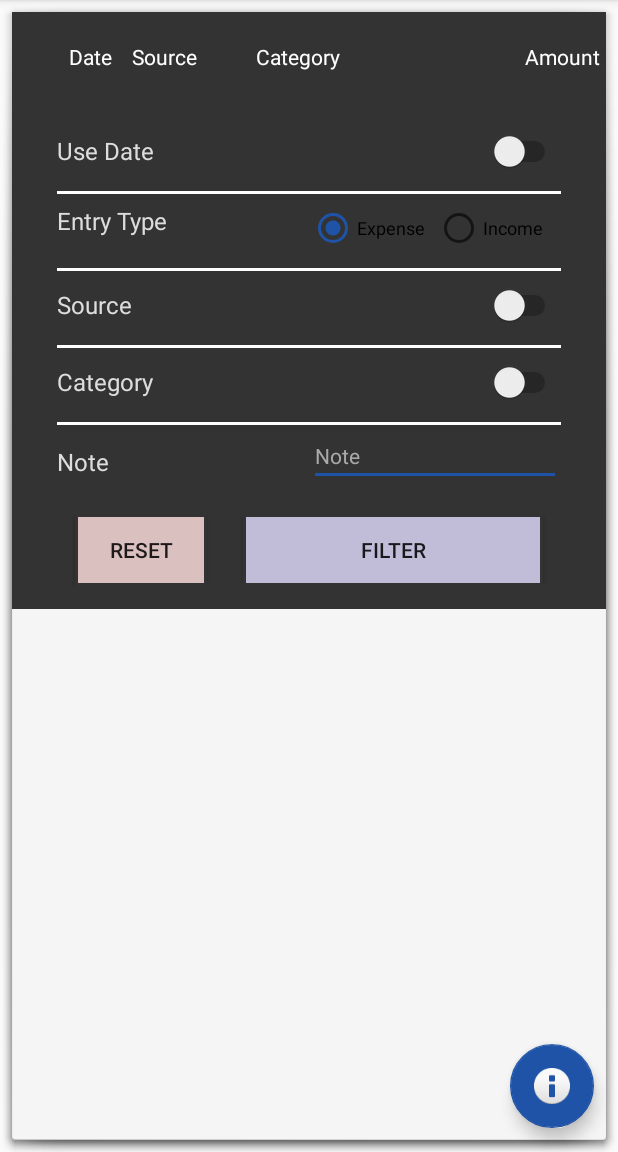
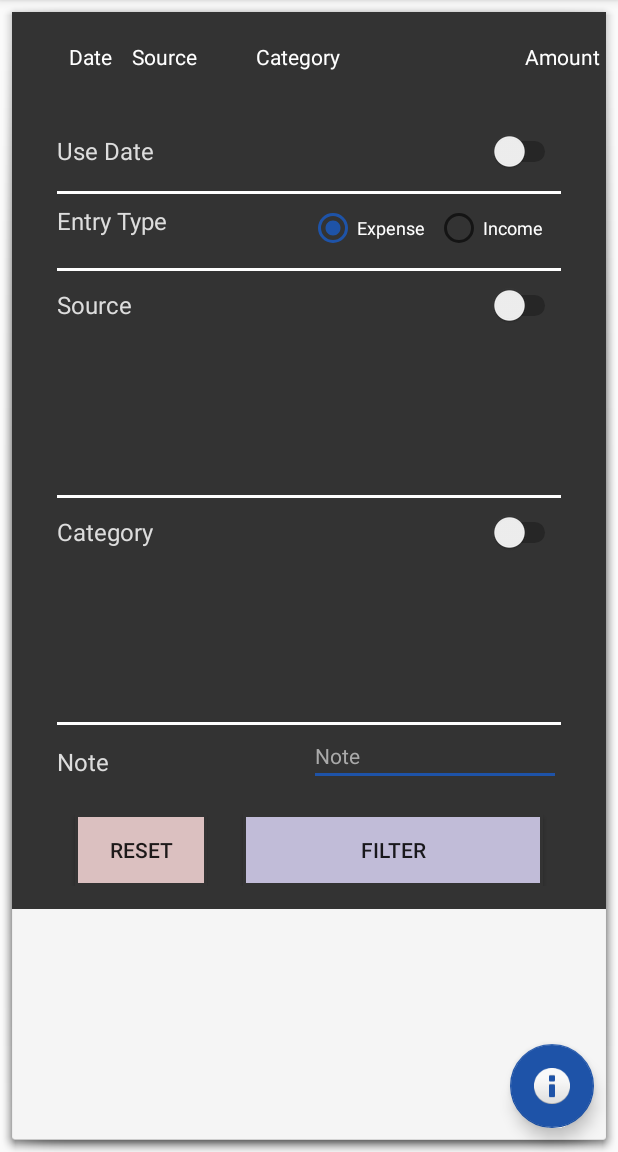
Before and after one commit to Quazzol/BudgettApp, an Android app: the BudgettReportActivity screen opened directly, with no data from a screen before it, on a phone screen of 412 x 824 dp, the part 84-1236 px from its top. Run offline under Robolectric (Android 15) with nearby library versions, the phone set to English and light mode, and no system bars; 1 statement that could not run was skipped.

Commit message:
Filter GridView

```diff
--- a/app/src/main/java/com/okanerkan/budgettapp/BudgettReportActivity.java
+++ b/app/src/main/java/com/okanerkan/budgettapp/BudgettReportActivity.java
@@ -6,10 +6,15 @@ import android.view.View;
 import android.support.v7.app.AppCompatActivity;
 import android.view.animation.Animation;
 import android.view.animation.AnimationUtils;
+import android.widget.GridView;
 import android.widget.LinearLayout;
 import android.widget.ListView;
 
+import com.okanerkan.dll.GridItem;
+import com.okanerkan.dll.GridViewAdapter;
 import com.okanerkan.dll.ReportViewAdapter;
+
+import java.util.ArrayList;
 
 public class BudgettReportActivity extends AppCompatActivity
 {
@@ -29,6 +34,7 @@ public class BudgettReportActivity extends AppCompatActivity
         this.InitializeProperties();
         this.CreateFloatingButton();
         this.BindData();
+        this.CreateFilterControls();
     }
 
     //endregion
@@ -62,6 +68,17 @@ public class BudgettReportActivity extends AppCompatActivity
     {
         ReportViewAdapter reportAdapter = new ReportViewAdapter(this);
         this.mReportView.setAdapter(reportAdapter.Load(null));
+    }
+
+    private void CreateFilterControls()
+    {
+        GridView gridViewSource = (GridView) findViewById(R.id.GridViewSource);
+        GridViewAdapter sourceAdapter = new GridViewAdapter(this, new ArrayList<GridItem>());
+        gridViewSource.setAdapter(sourceAdapter);
+
+        GridView gridViewCategory = (GridView) findViewById(R.id.GridViewCategory);
+        GridViewAdapter categoryAdapter = new GridViewAdapter(this, new ArrayList<GridItem>());
+        gridViewCategory.setAdapter(categoryAdapter);
     }
 
     //endregion
--- /dev/null
+++ b/app/src/main/java/com/okanerkan/dll/GridViewAdapter.java
@@ -0,0 +1,66 @@
+package com.okanerkan.dll;
+
+import android.content.Context;
+import android.view.LayoutInflater;
+import android.view.View;
+import android.view.ViewGroup;
+import android.widget.BaseAdapter;
+import android.widget.CheckBox;
+
+import com.okanerkan.budgettapp.R;
+
+import java.util.ArrayList;
+
+/**
+ * Created by Quazzol on 9.11.2017.
+ */
+
+public class GridViewAdapter extends BaseAdapter
+{
+    private Context mContext;
+    private ArrayList<GridItem> mList;
+
+    public GridViewAdapter(Context _context, ArrayList<GridItem> _list)
+    {
+        super();
+        this.mContext = _context;
+        this.mList = _list;
+    }
+
+    @Override
+    public int getCount()
+    {
+        return this.mList.size();
+    }
+
+    @Override
+    public Object getItem(int i)
+    {
+        return this.mList.get(i);
+    }
+
+    @Override
+    public long getItemId(int i)
+    {
+        return i;
+    }
+
+    @Override
+    public View getView(int position, View convertView, ViewGroup parent)
+    {
+        final GridItem item = this.mList.get(position);
+
+        if (convertView == null)
+        {
+            final LayoutInflater layoutInflater = LayoutInflater.from(this.mContext);
+            convertView = layoutInflater.inflate(R.layout.gridview_cell, null);
+        }
+
+        final CheckBox checkBox = (CheckBox) convertView.findViewById(R.id.chkBoxGridCell);
+        checkBox.setText(item.getCheckBoxText());
+        checkBox.setChecked(item.getIsChecked());
+
+        return convertView;
+    }
+
+}
--- a/app/src/main/java/com/okanerkan/dll/ReportViewAdapter.java
+++ b/app/src/main/java/com/okanerkan/dll/ReportViewAdapter.java
@@ -6,7 +6,6 @@ import android.support.design.widget.Snackbar;
 import android.view.LayoutInflater;
 import android.view.View;
 import android.view.ViewGroup;
-import android.widget.ArrayAdapter;
 import android.widget.BaseAdapter;
 import android.widget.ImageView;
 import android.widget.TextView;
@@ -92,7 +91,7 @@ public class ReportViewAdapter extends BaseAdapter implements View.OnClickListen
         {
             viewHolder = new ReportViewAdapter.ViewHolder();
             LayoutInflater inflater = LayoutInflater.from(this.mContext);
-            convertView = inflater.inflate(R.layout.gridrow_budgettitem, parent, false);
+            convertView = inflater.inflate(R.layout.listview_item, parent, false);
 
             viewHolder.mEntryTypeImageView = (ImageView) convertView.findViewById(R.id.imgEntryType);
             viewHolder.mEntryDateTextView = (TextView) convertView.findViewById(R.id.txtEntryDate);
--- a/app/src/main/res/layout/filter_control_view.xml
+++ b/app/src/main/res/layout/filter_control_view.xml
@@ -137,7 +137,8 @@
                             android:layout_weight="1"
                             android:checked="true"
                             android:text="@string/Expense"
-                            android:textSize="12sp" />
+                            android:textSize="12sp"
+                            android:textColor="#fff" />
 
                         <RadioButton
                             android:id="@+id/rbtnIncome"
@@ -145,7 +146,8 @@
                             android:layout_height="wrap_content"
                             android:layout_weight="1"
                             android:text="@string/Income"
-                            android:textSize="12sp" />
+                            android:textSize="12sp"
+                            android:textColor="#fff" />
 
                     </RadioGroup>
 
@@ -184,10 +186,16 @@
                 <LinearLayout
                     android:id="@+id/LinearLayoutSourceArea"
                     android:layout_width="match_parent"
-                    android:layout_height="wrap_content"
+                    android:layout_height="100dp"
                     android:orientation="vertical"
-                    android:visibility="gone">
+                    android:visibility="visible">
 
+                    <GridView
+                        android:id="@+id/GridViewSource"
+                        android:layout_width="match_parent"
+                        android:layout_height="wrap_content"
+                        android:numColumns="2"
+                        style="@style/ReportLayoutControl" />
 
                 </LinearLayout>
 
@@ -224,10 +232,16 @@
                 <LinearLayout
                     android:id="@+id/LinearLayoutCategoryArea"
                     android:layout_width="match_parent"
-                    android:layout_height="wrap_content"
+                    android:layout_height="100dp"
                     android:orientation="vertical"
-                    android:visibility="gone">
+                    android:visibility="visible">
 
+                    <GridView
+                        android:id="@+id/GridViewCategory"
+                        android:layout_width="match_parent"
+                        android:layout_height="wrap_content"
+                        android:numColumns="2"
+                        style="@style/ReportLayoutControl" />
 
                 </LinearLayout>
 
```
Also changed, not shown: app/src/main/java/com/okanerkan/dll/BindingManager.java (+36 -0 lines), app/src/main/java/com/okanerkan/dll/GridItem.java (added, +22 -0 lines), app/src/main/res/layout/gridview_cell.xml (added, +18 -0 lines), app/src/main/res/layout/listview_item.xml (renamed from app/src/main/res/layout/gridrow_budgettitem.xml).
